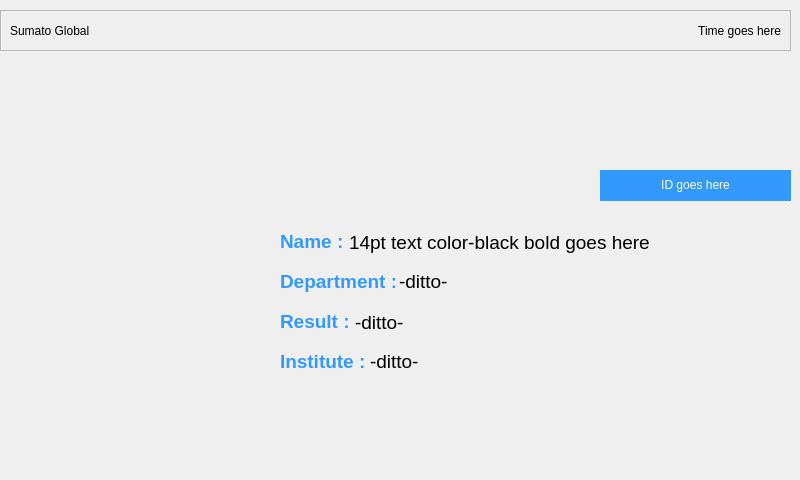
Qt form print_progress.ui (WhiteW0lf00/supreme_ulterior_interior) before a commit.
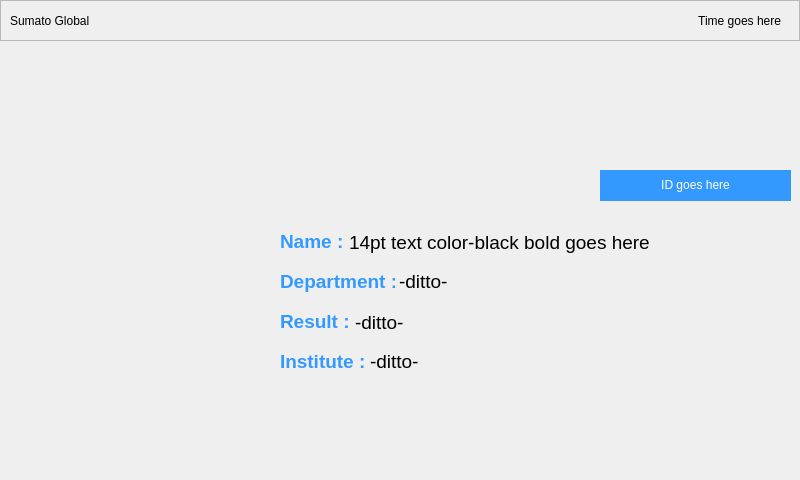
The same form after that commit. Icons and pictures are not drawn.

```diff
--- a/print_progress.ui
+++ b/print_progress.ui
@@ -17,8 +17,8 @@
    <property name="geometry">
     <rect>
      <x>0</x>
-     <y>10</y>
-     <width>791</width>
+     <y>0</y>
+     <width>800</width>
      <height>41</height>
     </rect>
    </property>
```
